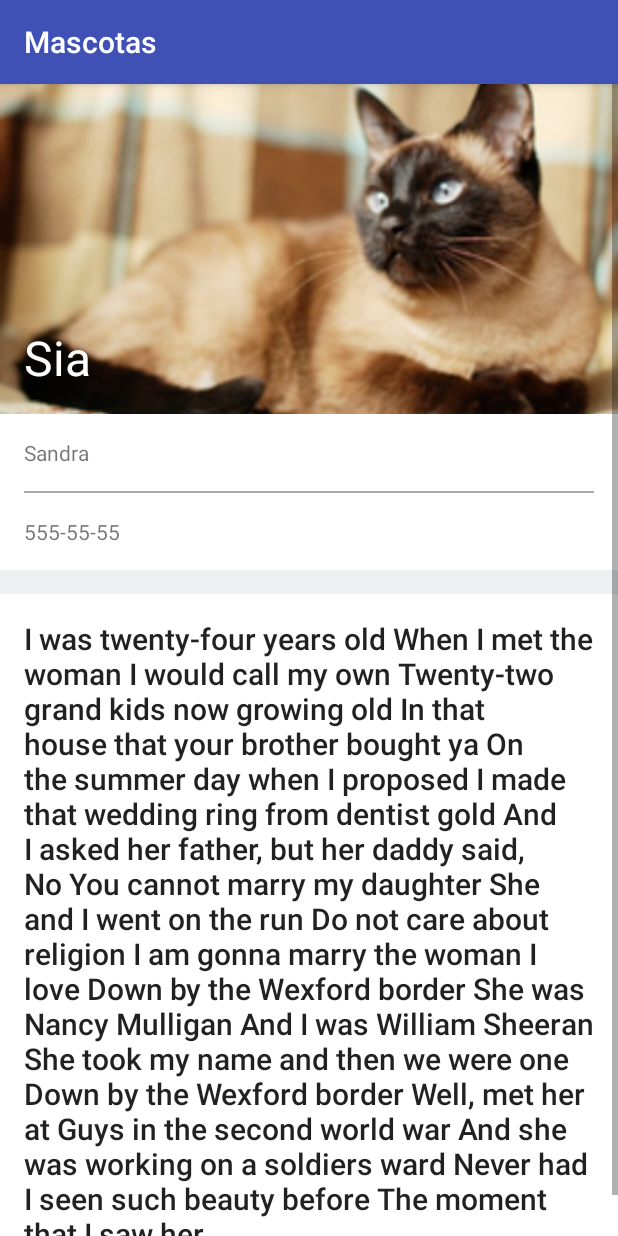
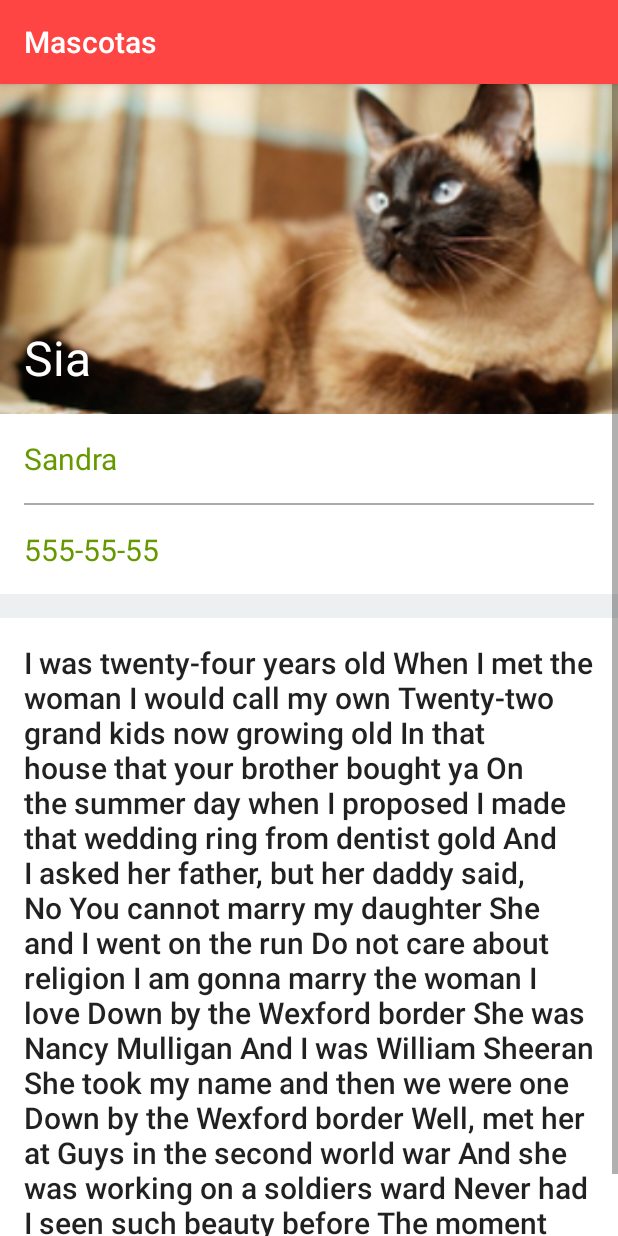
Before and after one commit to hackaprende/mascotas, an Android app: the screen it shows after launch (DetailActivity), after a tap on "Sia", on a phone screen of 412 x 824 dp. Run offline under Robolectric (Android 15) with nearby library versions, the phone set to English and light mode, and no system bars.

Commit message:
Implement Style for DetailActivity TextViews

```diff
--- a/app/src/main/res/layout/activity_detail.xml
+++ b/app/src/main/res/layout/activity_detail.xml
@@ -45,7 +45,7 @@
                 android:id="@+id/activity_detail_owner_name"
                 android:layout_width="match_parent"
                 android:layout_height="wrap_content"
-                android:padding="16dp"
+                style="@style/OwnerInfoStyle"
                 tools:text="Actual dueño: Omar"/>
 
             <View
@@ -59,7 +59,7 @@
                 android:id="@+id/activity_detail_owner_phone_number"
                 android:layout_width="match_parent"
                 android:layout_height="wrap_content"
-                android:padding="16dp"
+                style="@style/OwnerInfoStyle"
                 tools:text="Movil: 555-55-55"/>
 
         </LinearLayout>
--- a/app/src/main/res/values/styles.xml
+++ b/app/src/main/res/values/styles.xml
@@ -3,9 +3,15 @@
     <!-- Base application theme. -->
     <style name="AppTheme" parent="Theme.AppCompat.Light.DarkActionBar">
         <!-- Customize your theme here. -->
-        <item name="colorPrimary">@color/colorPrimary</item>
-        <item name="colorPrimaryDark">@color/colorPrimaryDark</item>
+        <item name="colorPrimary">@android:color/holo_red_light</item>
+        <item name="colorPrimaryDark">@android:color/holo_red_dark</item>
         <item name="colorAccent">@color/colorAccent</item>
     </style>
 
+    <style name="OwnerInfoStyle">
+        <item name="android:padding">16dp</item>
+        <item name="android:textColor">@android:color/holo_green_dark</item>
+        <item name="android:textSize">20sp</item>
+    </style>
+
 </resources>
```
